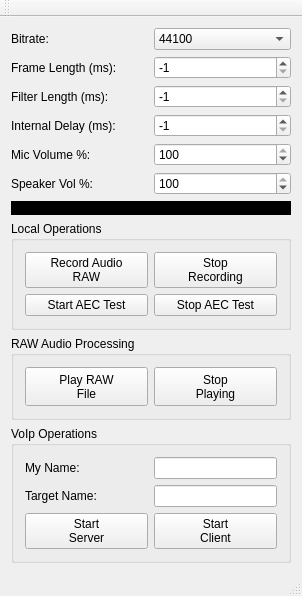
This is mainwindow.ui in exjra/speextest as Qt 5 draws it before an edit. The edited form follows.
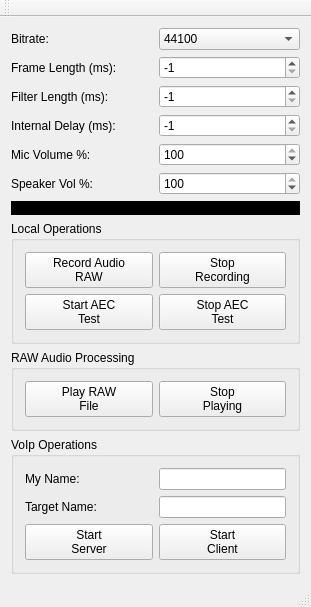
This is the edited form.

The edit to the form file:
```diff
--- a/mainwindow.ui
+++ b/mainwindow.ui
@@ -6,7 +6,7 @@
    <rect>
     <x>0</x>
     <y>0</y>
-    <width>302</width>
+    <width>311</width>
     <height>596</height>
    </rect>
   </property>
@@ -197,7 +197,8 @@
           </sizepolicy>
          </property>
          <property name="text">
-          <string>Start AEC Test</string>
+          <string>Start AEC
+Test</string>
          </property>
         </widget>
        </item>
@@ -210,7 +211,8 @@
           </sizepolicy>
          </property>
          <property name="text">
-          <string>Stop AEC Test</string>
+          <string>Stop AEC
+Test</string>
          </property>
         </widget>
        </item>
```
Left out of the diff: 2 changed lines with no effect on the pictures.
